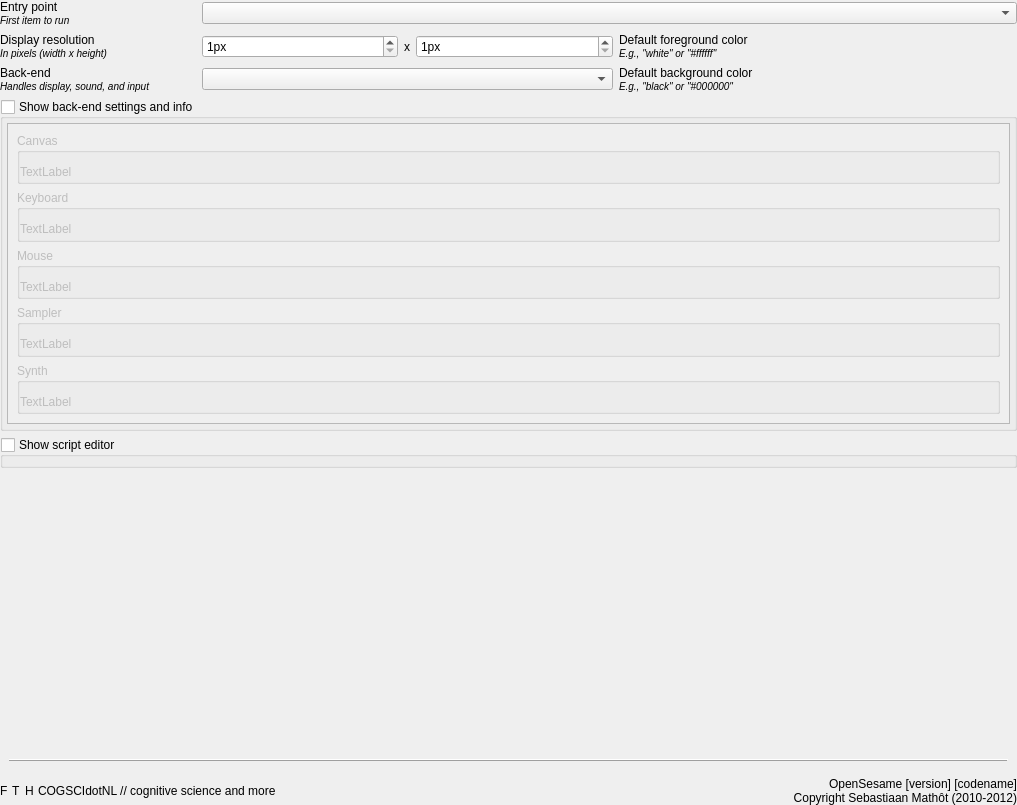
First picture: the form in resources/ui/general_widget.ui, repository open-cogsci/OpenSesame, before the edit.
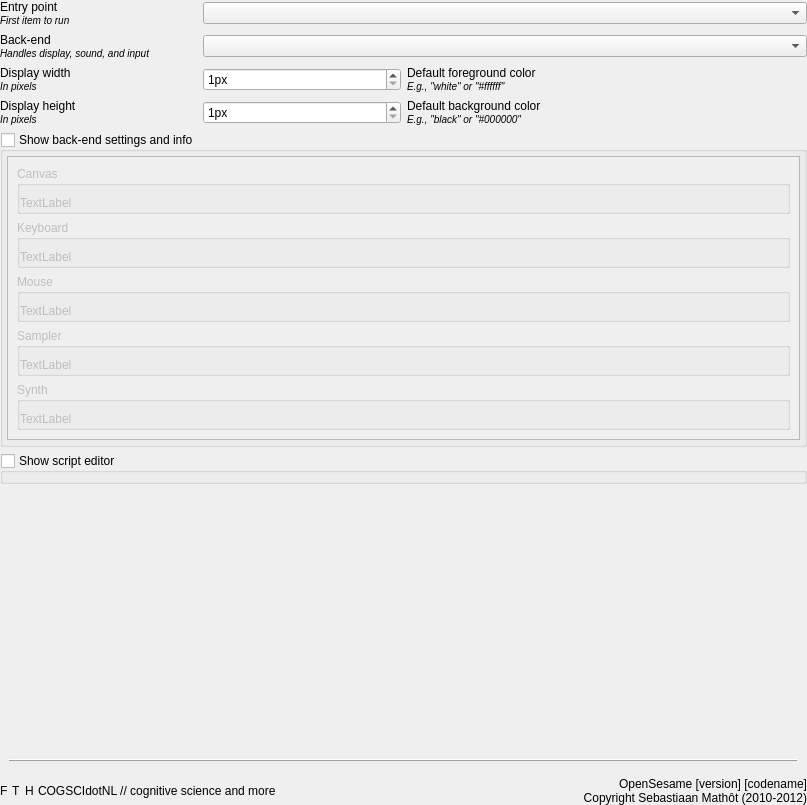
Second picture: the form after the edit.

Commit message: Compactify general tab

What changed in the file:
```diff
--- a/resources/ui/general_widget.ui
+++ b/resources/ui/general_widget.ui
@@ -6,7 +6,7 @@
    <rect>
     <x>0</x>
     <y>0</y>
-    <width>1017</width>
+    <width>807</width>
     <height>805</height>
    </rect>
   </property>
@@ -29,6 +29,24 @@
       <property name="margin">
        <number>0</number>
       </property>
+      <item row="4" column="0">
+       <widget class="QLabel" name="label_2">
+        <property name="text">
+         <string>Display width&lt;br /&gt;
+&lt;small&gt;&lt;i&gt;In pixels&lt;/i&gt;&lt;/small&gt;</string>
+        </property>
+       </widget>
+      </item>
+      <item row="3" column="1" colspan="3">
+       <widget class="QComboBox" name="combobox_backend"/>
+      </item>
+      <item row="0" column="1" colspan="3">
+       <widget class="QComboBox" name="combobox_start">
+        <property name="toolTip">
+         <string>This is item (typically a sequence) is the starting point for your experiment.</string>
+        </property>
+       </widget>
+      </item>
       <item row="0" column="0">
        <widget class="QLabel" name="label">
         <property name="text">
@@ -37,22 +55,7 @@
         </property>
        </widget>
       </item>
-      <item row="0" column="1" colspan="5">
-       <widget class="QComboBox" name="combobox_start">
-        <property name="toolTip">
-         <string>This is item (typically a sequence) is the starting point for your experiment.</string>
-        </property>
-       </widget>
-      </item>
-      <item row="3" column="0">
-       <widget class="QLabel" name="label_2">
-        <property name="text">
-         <string>Display resolution&lt;br /&gt;
-&lt;small&gt;&lt;i&gt;In pixels (width x height)&lt;/i&gt;&lt;/small&gt;</string>
-        </property>
-       </widget>
-      </item>
-      <item row="3" column="1">
+      <item row="4" column="1">
        <widget class="QSpinBox" name="spinbox_width">
         <property name="toolTip">
          <string>The display resolution (width) in pixels</string>
@@ -68,7 +71,23 @@
         </property>
        </widget>
       </item>
-      <item row="3" column="3">
+      <item row="4" column="2">
+       <widget class="QLabel" name="label_4">
+        <property name="text">
+         <string>Default foreground color&lt;br /&gt;
+&lt;small&gt;&lt;i&gt;E.g., &quot;white&quot; or &quot;#ffffff&quot;&lt;/i&gt;&lt;/small&gt;</string>
+        </property>
+       </widget>
+      </item>
+      <item row="3" column="0">
+       <widget class="QLabel" name="label_8">
+        <property name="text">
+         <string>Back-end&lt;br /&gt;
+&lt;small&gt;&lt;i&gt;Handles display, sound, and input&lt;/i&gt;&lt;/small&gt;</string>
+        </property>
+       </widget>
+      </item>
+      <item row="5" column="1">
        <widget class="QSpinBox" name="spinbox_height">
         <property name="toolTip">
          <string>The display resolution (height) in pixels</string>
@@ -84,20 +103,7 @@
         </property>
        </widget>
       </item>
-      <item row="3" column="2">
-       <widget class="QLabel" name="label_3">
-        <property name="sizePolicy">
-         <sizepolicy hsizetype="Fixed" vsizetype="Preferred">
-          <horstretch>0</horstretch>
-          <verstretch>0</verstretch>
-         </sizepolicy>
-        </property>
-        <property name="text">
-         <string>x</string>
-        </property>
-       </widget>
-      </item>
-      <item row="4" column="4">
+      <item row="5" column="2">
        <widget class="QLabel" name="label_5">
         <property name="text">
          <string>Default background color&lt;br /&gt;
@@ -105,25 +111,14 @@
         </property>
        </widget>
       </item>
-      <item row="4" column="0">
-       <widget class="QLabel" name="label_8">
+      <item row="5" column="0">
+       <widget class="QLabel" name="label_3">
         <property name="text">
-         <string>Back-end&lt;br /&gt;
-&lt;small&gt;&lt;i&gt;Handles display, sound, and input&lt;/i&gt;&lt;/small&gt;</string>
+         <string>Display height&lt;br /&gt;
+&lt;small&gt;&lt;i&gt;In pixels&lt;/i&gt;&lt;/small&gt;</string>
         </property>
        </widget>
       </item>
-      <item row="3" column="4">
-       <widget class="QLabel" name="label_4">
-        <property name="text">
-         <string>Default foreground color&lt;br /&gt;
-&lt;small&gt;&lt;i&gt;E.g., &quot;white&quot; or &quot;#ffffff&quot;&lt;/i&gt;&lt;/small&gt;</string>
-        </property>
-       </widget>
-      </item>
-      <item row="4" column="1" colspan="3">
-       <widget class="QComboBox" name="combobox_backend"/>
-      </item>
      </layout>
     </widget>
    </item>
@@ -152,8 +147,8 @@
           <rect>
            <x>0</x>
            <y>0</y>
-           <width>999</width>
-           <height>302</height>
+           <width>789</width>
+           <height>285</height>
           </rect>
          </property>
          <layout class="QVBoxLayout" name="verticalLayout_7">
```
The commit also changes 20 other files.
